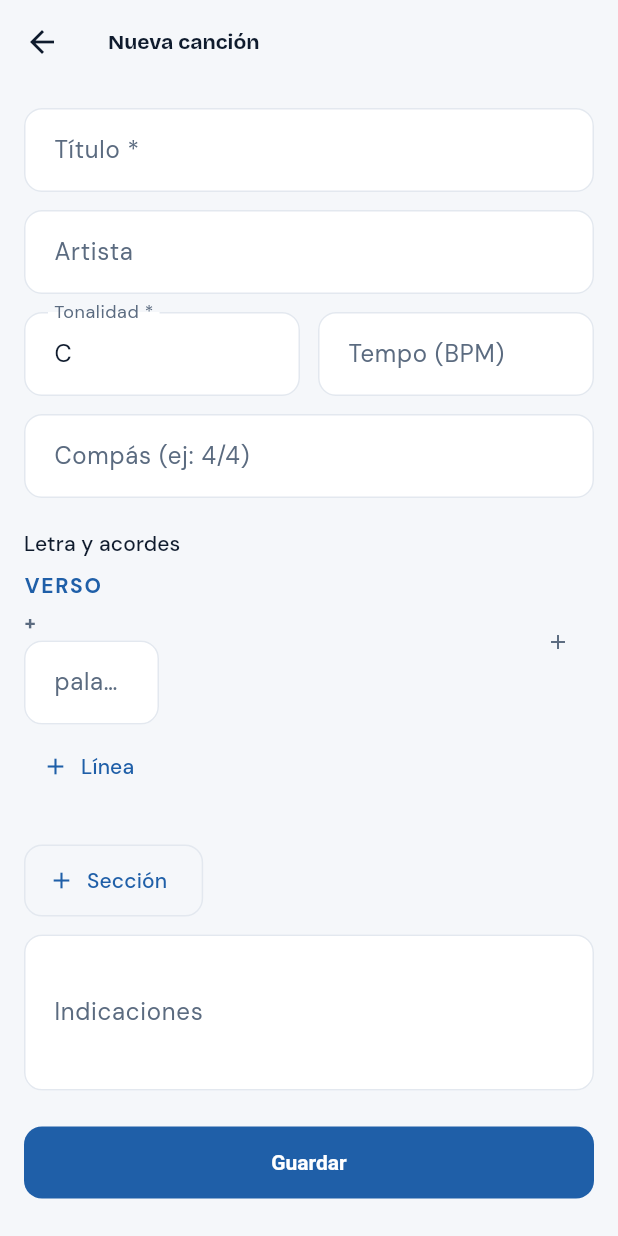
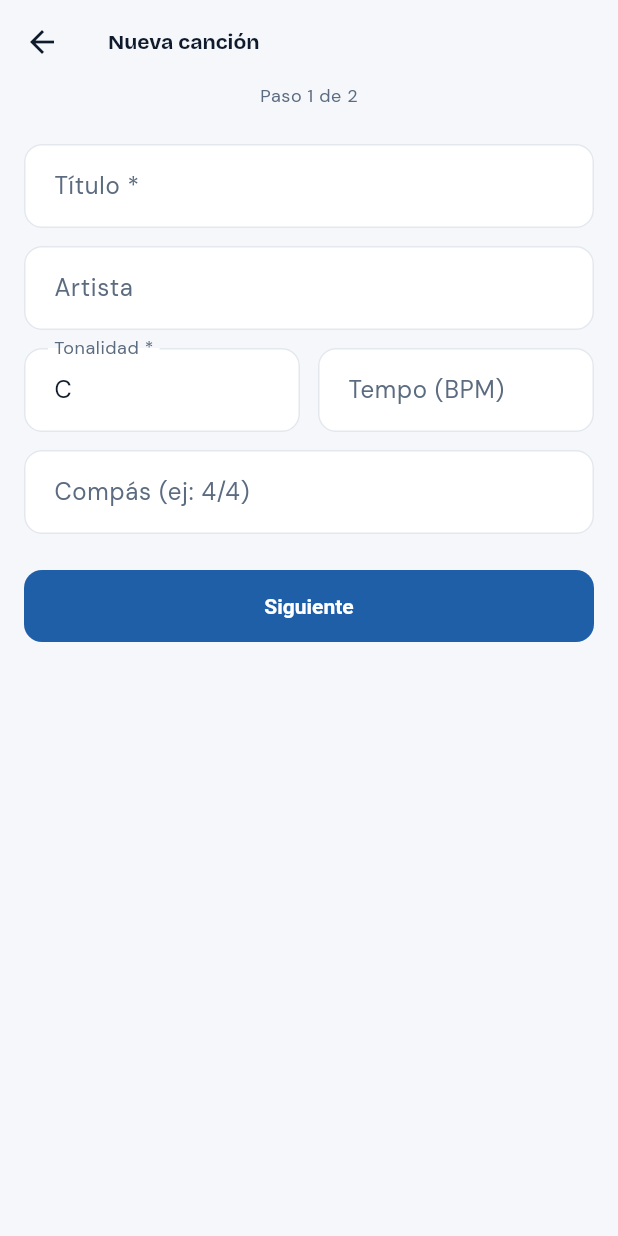
Before and after one commit to Aether-Developers-UY/arc, a Flutter app: the SongEditorScreen screen opened directly, on a phone screen of 412 x 824 dp. Run offline on Flutter 3.47's test engine with Material 3 defaults, Android fonts, the phone set to English and light mode, and no system bars; our stand-ins replace audioplayers, dio, file_picker, flutter_riverpod, flutter_secure_storage, google_fonts and 1 more; accounts and stored records are empty.

Commit message:
Split the song editor into metadata and lyrics steps
Co-Authored-By: Claude Sonnet 5.5 <noreply@anthropic.com>

```diff
--- a/arc_app/lib/features/songs/song_editor_screen.dart
+++ b/arc_app/lib/features/songs/song_editor_screen.dart
@@ -2,9 +2,11 @@ import 'package:dio/dio.dart';
 import 'package:flutter/material.dart';
 import 'package:flutter_riverpod/flutter_riverpod.dart';
 
+import '../../core/theme/arca_tokens.dart';
 import '../../core/widgets/content_frame.dart';
 import 'editor/editable_document.dart';
-import 'editor/song_lyrics_editor.dart';
+import 'editor/song_lyrics_step.dart';
+import 'editor/song_metadata_step.dart';
 import 'song.dart';
 import 'song_list_provider.dart';
 
@@ -42,6 +44,9 @@ class _SongEditorScreenState extends ConsumerState<SongEditorScreen> {
   bool _isSaving = false;
   String? _errorMessage;
 
+  /// 0 = metadata, 1 = lyrics. Nothing is persisted until "Guardar" on 1.
+  int _step = 0;
+
   @override
   void dispose() {
     _titleController.dispose();
@@ -53,13 +58,44 @@ class _SongEditorScreenState extends ConsumerState<SongEditorScreen> {
     super.dispose();
   }
 
+  /// Returns a user-facing message for the first invalid step 1 field, or
+  /// null when the metadata is valid.
+  String? _validateMetadata() {
+    if (_titleController.text.trim().isEmpty) return 'Ingresá el título de la canción.';
+    if (_keyController.text.trim().isEmpty) return 'Ingresá la tonalidad.';
+    final rawTempo = _tempoController.text.trim();
+    if (rawTempo.isNotEmpty && int.tryParse(rawTempo) == null) {
+      return 'El tempo debe ser un número (BPM).';
+    }
+    return null;
+  }
+
+  void _goNext() {
+    final error = _validateMetadata();
+    setState(() {
+      _errorMessage = error;
+      if (error == null) _step = 1;
+    });
+  }
+
+  void _goBack() {
+    setState(() {
+      _step = 0;
+      _errorMessage = null;
+    });
+  }
+
   Future<void> _save() async {
+    final error = _validateMetadata();
+    if (error != null) {
+      setState(() {
+        _step = 0;
+        _errorMessage = error;
+      });
+      return;
+    }
     final rawTempo = _tempoController.text.trim();
     final tempo = rawTempo.isEmpty ? null : int.tryParse(rawTempo);
-    if (rawTempo.isNotEmpty && tempo == null) {
-      setState(() => _errorMessage = 'El tempo debe ser un número (BPM).');
-      return;
-    }
 
     setState(() {
       _isSaving = true;
@@ -116,81 +152,51 @@ class _SongEditorScreenState extends ConsumerState<SongEditorScreen> {
   Widget build(BuildContext context) {
     final isEditing = widget.existingSong != null;
 
-    return Scaffold(
-      appBar: AppBar(title: Text(isEditing ? 'Editar canción' : 'Nueva canción')),
-      body: ContentFrame(
-        maxWidth: 640,
-        child: SingleChildScrollView(
-          padding: const EdgeInsets.symmetric(vertical: 16),
-          child: Column(
-            crossAxisAlignment: CrossAxisAlignment.stretch,
-            children: [
-              TextField(
-                controller: _titleController,
-                decoration: const InputDecoration(labelText: 'Título *'),
+    return PopScope(
+      canPop: _step == 0,
+      onPopInvokedWithResult: (didPop, _) {
+        if (!didPop) _goBack();
+      },
+      child: Scaffold(
+        appBar: AppBar(
+          title: Text(isEditing ? 'Editar canción' : 'Nueva canción'),
+          bottom: PreferredSize(
+            preferredSize: const Size.fromHeight(24),
+            child: Padding(
+              padding: const EdgeInsets.only(bottom: 8),
+              child: Text(
+                'Paso ${_step + 1} de 2',
+                style: Theme.of(context)
+                    .textTheme
+                    .bodySmall
+                    ?.copyWith(color: context.arca.textSecondary),
               ),
-              const SizedBox(height: 12),
-              TextField(
-                controller: _artistController,
-                decoration: const InputDecoration(labelText: 'Artista'),
-              ),
-              const SizedBox(height: 12),
-              Row(
-                children: [
-                  Expanded(
-                    child: TextField(
-                      controller: _keyController,
-                      decoration: const InputDecoration(labelText: 'Tonalidad *'),
-                    ),
+            ),
+          ),
+        ),
+        body: ContentFrame(
+          maxWidth: 640,
+          child: SingleChildScrollView(
+            padding: const EdgeInsets.symmetric(vertical: 16),
+            child: _step == 0
+                ? SongMetadataStep(
+                    titleController: _titleController,
+                    artistController: _artistController,
+                    keyController: _keyController,
+                    tempoController: _tempoController,
+                    timeSignatureController: _timeSignatureController,
+                    errorMessage: _errorMessage,
+                    onNext: _goNext,
+                  )
+                : SongLyricsStep(
+                    sections: _lyricsSections,
+                    onSectionsChanged: (updated) => setState(() => _lyricsSections = updated),
+                    notesController: _notesController,
+                    isSaving: _isSaving,
+                    errorMessage: _errorMessage,
+                    onBack: _goBack,
+                    onSave: _save,
                   ),
-                  const SizedBox(width: 12),
-                  Expanded(
-                    child: TextField(
-                      controller: _tempoController,
-                      decoration: const InputDecoration(labelText: 'Tempo (BPM)'),
-                      keyboardType: TextInputType.number,
-                    ),
-                  ),
-                ],
-              ),
-              const SizedBox(height: 12),
-              TextField(
-                controller: _timeSignatureController,
-                decoration: const InputDecoration(labelText: 'Compás (ej: 4/4)'),
-              ),
-              const SizedBox(height: 20),
-              Text('Letra y acordes', style: Theme.of(context).textTheme.titleSmall),
-              const SizedBox(height: 8),
-              SongLyricsEditor(
-                sections: _lyricsSections,
-                onChanged: (updated) => setState(() => _lyricsSections = updated),
-              ),
-              const SizedBox(height: 12),
-              TextField(
-                controller: _notesController,
-                decoration: const InputDecoration(labelText: 'Indicaciones'),
-                maxLines: 3,
-              ),
-              const SizedBox(height: 24),
-              if (_errorMessage != null)
-                Padding(
-                  padding: const EdgeInsets.only(bottom: 12),
-                  child: Text(
-                    _errorMessage!,
-                    style: TextStyle(color: Theme.of(context).colorScheme.error),
-                  ),
-                ),
-              FilledButton(
-                onPressed: _isSaving ? null : _save,
-                child: _isSaving
-                    ? const SizedBox(
-                        width: 20,
-                        height: 20,
-                        child: CircularProgressIndicator(strokeWidth: 2),
-                      )
-                    : const Text('Guardar'),
-              ),
-            ],
           ),
         ),
       ),
```
Also changed, not shown: 1 other file.
